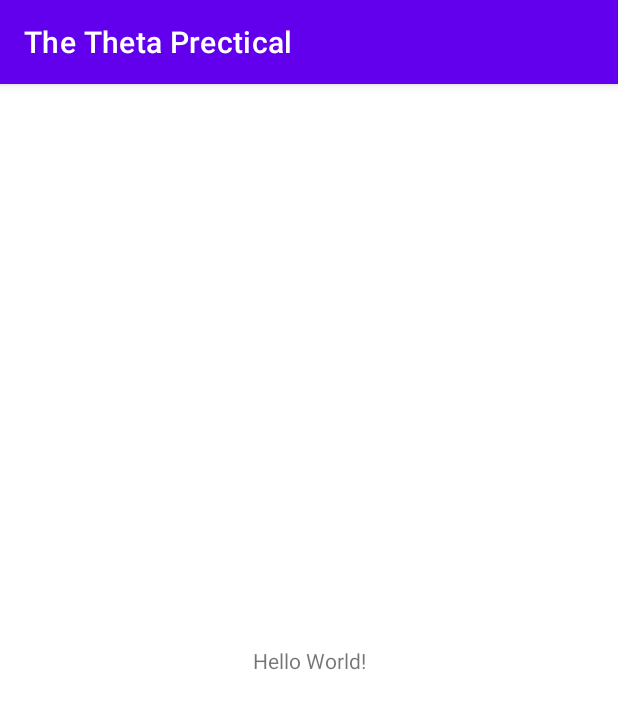
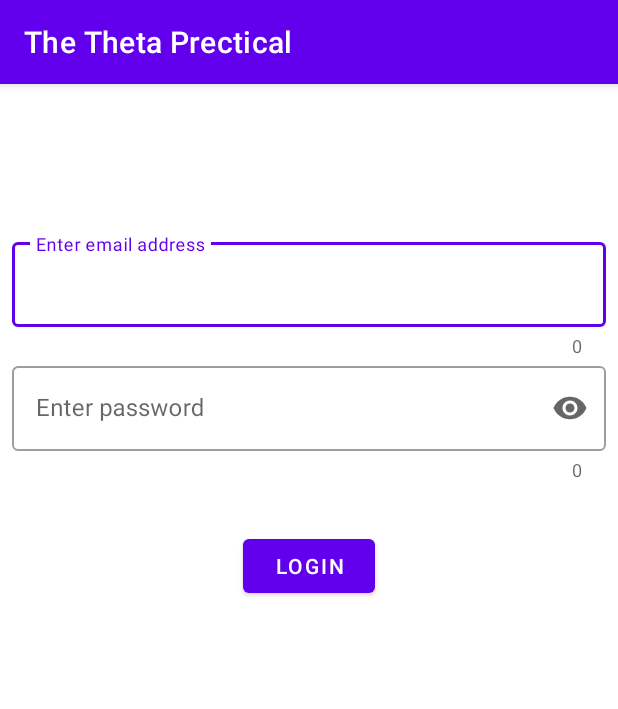
Before and after one commit to AdnanMahida/TheThetaTest, an Android app: the screen it shows after launch (MainActivity before the commit, LoginActivity after it), on a phone screen of 412 x 824 dp. Shown: the top 709 px of the screen. Run offline under Robolectric (Android 15) with nearby library versions, the phone set to English and light mode, and no system bars.

Commit message:
Login process in done

```diff
--- a/app/build.gradle
+++ b/app/build.gradle
@@ -29,6 +29,10 @@ android {
     kotlinOptions {
         jvmTarget = '1.8'
     }
+
+    buildFeatures {
+        viewBinding true
+    }
 }
 
 dependencies {
--- /dev/null
+++ b/app/src/main/java/com/ad/thethetaprectical/AppPrefferences.kt
@@ -0,0 +1,55 @@
+package com.ad.thethetaprectical
+
+import android.content.Context
+import android.content.SharedPreferences
+
+object AppPreferences {
+    private const val NAME = "com.ad.thethetaprectical"
+    private const val USER_NAME = "UserName"
+    private const val EMAIL = "Email"
+    private const val IS_FIRST_RUN = "Logined"
+    private const val MODE = Context.MODE_PRIVATE
+    private lateinit var preferences: SharedPreferences
+
+
+    fun init(context: Context) {
+        preferences = context.getSharedPreferences(NAME, MODE)
+    }
+
+    private inline fun SharedPreferences.edit(operation: (SharedPreferences.Editor) -> Unit) {
+        val editor = edit()
+        operation(editor)
+        editor.apply()
+    }
+
+
+    var userName: String?
+        get() = preferences.getString(USER_NAME, null)
+        set(value) = preferences.edit {
+            it.putString(USER_NAME, value)
+        }
+
+    var email: String?
+        get() = preferences.getString(EMAIL, null)
+        set(value) = preferences.edit {
+            it.putString(EMAIL, value)
+        }
+
+    var isLogin: Boolean
+
+        get() = preferences.getBoolean(IS_FIRST_RUN, false)
+        set(value) = preferences.edit {
+            it.putBoolean(IS_FIRST_RUN, value)
+        }
+
+
+    fun clearPref() {
+        preferences.edit().clear().apply()
+    }
+
+    fun clearLogin() {
+        preferences.edit {
+            isLogin = false
+        }
+    }
+}
--- /dev/null
+++ b/app/src/main/java/com/ad/thethetaprectical/BaseApp.kt
@@ -0,0 +1,10 @@
+package com.ad.thethetaprectical
+
+import android.app.Application
+
+class BaseApp : Application() {
+    override fun onCreate() {
+        super.onCreate()
+        AppPreferences.init(this)
+    }
+}
--- /dev/null
+++ b/app/src/main/java/com/ad/thethetaprectical/LoginActivity.kt
@@ -0,0 +1,85 @@
+package com.ad.thethetaprectical
+
+import android.content.Intent
+import android.os.Bundle
+import android.text.Editable
+import android.text.TextWatcher
+import androidx.appcompat.app.AppCompatActivity
+import com.ad.thethetaprectical.databinding.ActivityLoginBinding
+
+class LoginActivity : AppCompatActivity() {
+    private lateinit var binding: ActivityLoginBinding
+
+    override fun onStart() {
+        super.onStart()
+        if (AppPreferences.isLogin) {
+            startActivity(Intent(this, MainActivity::class.java))
+            finish()
+        }
+    }
+
+    override fun onCreate(savedInstanceState: Bundle?) {
+        super.onCreate(savedInstanceState)
+        binding = ActivityLoginBinding.inflate(layoutInflater)
+        setContentView(binding.root)
+
+        binding.apply {
+            edtEmail.addTextChangedListener(object : TextWatcher {
+                override fun beforeTextChanged(
+                    charSequence: CharSequence,
+                    i: Int,
+                    i1: Int,
+                    i2: Int
+                ) {
+                }
+
+                override fun onTextChanged(charSequence: CharSequence, i: Int, i1: Int, i2: Int) {}
+                override fun afterTextChanged(editable: Editable) {
+                    if (editable.isEmpty()) {
+                        emailInputLayout.error = "Please enter valid email address"
+                    } else {
+                        emailInputLayout.error = null
+                    }
+                }
+            })
+            edtPass.addTextChangedListener(object : TextWatcher {
+                override fun beforeTextChanged(
+                    charSequence: CharSequence,
+                    i: Int,
+                    i1: Int,
+                    i2: Int
+                ) {
+                }
+
+                override fun onTextChanged(charSequence: CharSequence, i: Int, i1: Int, i2: Int) {}
+                override fun afterTextChanged(editable: Editable) {
+                    if (editable.isEmpty()) {
+                        passwordInputLayout.error = "Please enter valid password"
+                    } else {
+                        passwordInputLayout.error = null
+                    }
+                }
+            })
+
+            btnLogin.setOnClickListener {
+                if (!Util.isValidEmail(edtEmail.text.toString().trim())) {
+                    emailInputLayout.error = "Please enter valid email address"
+                    return@setOnClickListener
+                }
+                if (!Util.isValidPassword(edtPass.text.toString().trim())) {
+                    passwordInputLayout.error =
+                        "password contain One capital letter One number One symbol (@,\$,%,&,#,) whatever normal symbols that are acceptable"
+                    return@setOnClickListener
+                }
+                AppPreferences.apply {
+                    isLogin = true
+                    email = edtEmail.text.toString().trim()
+                    startActivity(Intent(this@LoginActivity, MainActivity::class.java))
+                    finishAffinity()
+                }
+
+            }
+
+        }
+    }
+}
--- a/app/src/main/java/com/ad/thethetaprectical/MainActivity.kt
+++ b/app/src/main/java/com/ad/thethetaprectical/MainActivity.kt
@@ -1,11 +1,15 @@
 package com.ad.thethetaprectical
 
+import android.os.Bundle
 import androidx.appcompat.app.AppCompatActivity
-import android.os.Bundle
+import com.ad.thethetaprectical.databinding.ActivityMainBinding
 
 class MainActivity : AppCompatActivity() {
+    private lateinit var binding: ActivityMainBinding
     override fun onCreate(savedInstanceState: Bundle?) {
         super.onCreate(savedInstanceState)
-        setContentView(R.layout.activity_main)
+        binding = ActivityMainBinding.inflate(layoutInflater)
+        setContentView(binding.root)
+
     }
 }
--- /dev/null
+++ b/app/src/main/res/layout/activity_login.xml
@@ -0,0 +1,72 @@
+<?xml version="1.0" encoding="utf-8"?>
+<androidx.constraintlayout.widget.ConstraintLayout xmlns:android="http://schemas.android.com/apk/res/android"
+    xmlns:app="http://schemas.android.com/apk/res-auto"
+    xmlns:tools="http://schemas.android.com/tools"
+    android:layout_width="match_parent"
+    android:layout_height="match_parent"
+    tools:context=".LoginActivity">
+
+    <com.google.android.material.textfield.TextInputLayout
+        android:id="@+id/emailInputLayout"
+        style="@style/Widget.MaterialComponents.TextInputLayout.OutlinedBox"
+        android:layout_width="match_parent"
+        android:layout_height="wrap_content"
+        android:layout_marginStart="8dp"
+        android:layout_marginTop="100dp"
+        android:layout_marginEnd="8dp"
+
+        app:counterEnabled="true"
+        app:errorEnabled="true"
+        app:layout_constraintEnd_toEndOf="parent"
+        app:layout_constraintStart_toStartOf="parent"
+        app:layout_constraintTop_toTopOf="parent"
+        app:prefixTextColor="@color/black">
+
+        <com.google.android.material.textfield.TextInputEditText
+            android:id="@+id/edtEmail"
+            android:layout_width="match_parent"
+            android:layout_height="wrap_content"
+            android:layout_gravity="center"
+            android:hint="Enter email address"
+            android:imeOptions="actionDone"
+            android:inputType="textPersonName" />
+
+    </com.google.android.material.textfield.TextInputLayout>
+
+    <com.google.android.material.textfield.TextInputLayout
+        android:id="@+id/passwordInputLayout"
+        style="@style/Widget.MaterialComponents.TextInputLayout.OutlinedBox"
+        android:layout_width="match_parent"
+        android:layout_height="wrap_content"
+        android:layout_marginStart="8dp"
+        android:layout_marginEnd="8dp"
+        app:endIconMode="password_toggle"
+        app:counterEnabled="true"
+        app:errorEnabled="true"
+        app:layout_constraintEnd_toEndOf="@+id/emailInputLayout"
+        app:layout_constraintStart_toStartOf="@+id/emailInputLayout"
+        app:layout_constraintTop_toBottomOf="@+id/emailInputLayout"
+        app:prefixTextColor="@color/black">
+
+        <com.google.android.material.textfield.TextInputEditText
+            android:id="@+id/edtPass"
+            android:layout_width="match_parent"
+            android:layout_height="wrap_content"
+            android:layout_gravity="center"
+            android:hint="Enter password"
+            android:imeOptions="actionDone"
+            android:inputType="textPassword" />
+
+    </com.google.android.material.textfield.TextInputLayout>
+
+    <Button
+        android:id="@+id/btnLogin"
+        android:layout_width="wrap_content"
+        android:layout_height="wrap_content"
+        android:layout_marginTop="32dp"
+        android:text="Login"
+        app:layout_constraintEnd_toEndOf="@+id/passwordInputLayout"
+        app:layout_constraintStart_toStartOf="@+id/passwordInputLayout"
+        app:layout_constraintTop_toBottomOf="@+id/passwordInputLayout" />
+
+</androidx.constraintlayout.widget.ConstraintLayout>
--- a/app/src/main/res/layout/activity_main.xml
+++ b/app/src/main/res/layout/activity_main.xml
@@ -6,13 +6,5 @@
     android:layout_height="match_parent"
     tools:context=".MainActivity">
 
-    <TextView
-        android:layout_width="wrap_content"
-        android:layout_height="wrap_content"
-        android:text="Hello World!"
-        app:layout_constraintBottom_toBottomOf="parent"
-        app:layout_constraintLeft_toLeftOf="parent"
-        app:layout_constraintRight_toRightOf="parent"
-        app:layout_constraintTop_toTopOf="parent" />
 
 </androidx.constraintlayout.widget.ConstraintLayout>
```
Also changed, not shown: app/src/main/AndroidManifest.xml (+8 -2 lines), app/src/main/java/com/ad/thethetaprectical/Util.kt (added, +22 -0 lines).
